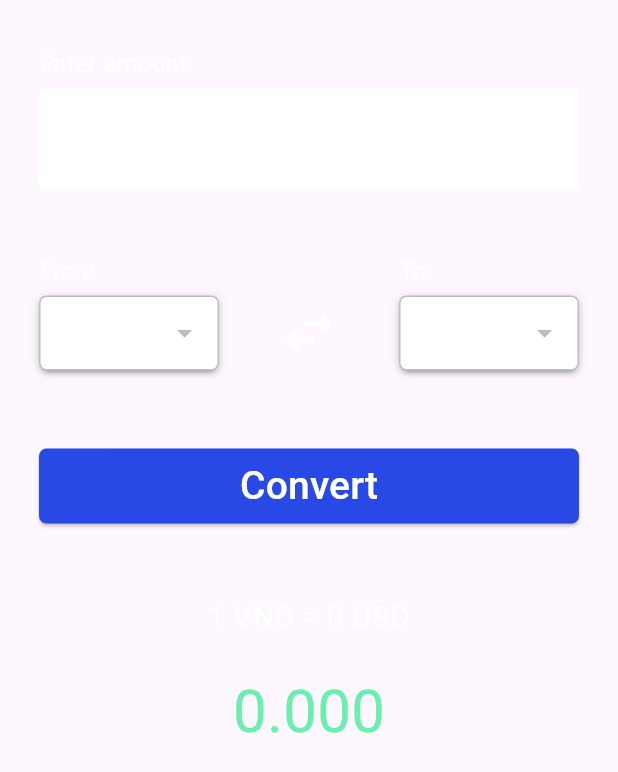
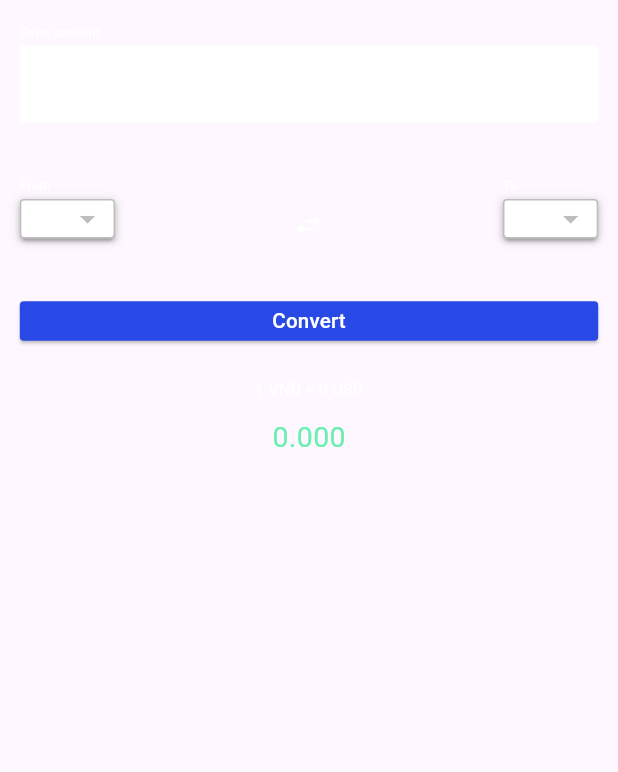
Before and after one commit to trungdai01/Currency-converter, a Flutter app: the ConverterPage widget shown alone on an empty page, opened directly, after a tap on the "swap horiz" icon, on a phone screen of 412 x 824 dp. Shown: the top 772 px of the screen. Run offline on Flutter 3.47's test engine with Material 3 defaults, Android fonts, the phone set to English and light mode, and no system bars; drawn by our look-alikes of dropdown_button2; network calls fail.

Commit message:
make responsive UI

```diff
--- a/lib/pages/converter_page.dart
+++ b/lib/pages/converter_page.dart
@@ -41,45 +41,45 @@ class _ConverterPageState extends State<ConverterPage> {
       onTap: () => FocusManager.instance.primaryFocus?.unfocus(),
       child: SafeArea(
         child: SingleChildScrollView(
-          padding: const EdgeInsets.all(16),
+          padding: EdgeInsets.all(Dimension.height15),
           child: Column(
             crossAxisAlignment: CrossAxisAlignment.center,
             children: [
               Padding(
-                padding: const EdgeInsets.symmetric(vertical: 15.0, horizontal: 10.0),
+                padding: EdgeInsets.symmetric(vertical: Dimension.height15, horizontal: Dimension.height10),
                 child: Column(
                   crossAxisAlignment: CrossAxisAlignment.start,
                   children: [
-                    const Text(
+                    Text(
                       "Enter amount",
-                      style: TextStyle(fontSize: 16, color: Colors.white),
+                      style: TextStyle(fontSize: Dimension.font16, color: Colors.white),
                     ),
-                    const SizedBox(height: 5),
+                    SizedBox(height: Dimension.height5),
                     TextFormField(
                       controller: amountController,
                       keyboardType: const TextInputType.numberWithOptions(decimal: true),
-                      style: const TextStyle(
+                      style: TextStyle(
                         color: Colors.black,
                         fontWeight: FontWeight.bold,
-                        fontSize: 24.0,
+                        fontSize: Dimension.font24,
                       ),
                       decoration: InputDecoration(
                         filled: true,
                         fillColor: Colors.white,
                         enabledBorder: OutlineInputBorder(
-                          borderRadius: BorderRadius.circular(5),
+                          borderRadius: BorderRadius.circular(Dimension.radius5),
                           borderSide: const BorderSide(color: Colors.white),
                         ),
                         focusedBorder: OutlineInputBorder(
-                          borderRadius: BorderRadius.circular(5),
+                          borderRadius: BorderRadius.circular(Dimension.radius5),
                           borderSide: const BorderSide(color: Colors.white),
                         ),
                       ),
                       onChanged: (value) => context.read<CurrencyViewModel>().inputValidate(value),
                     ),
-                    const SizedBox(height: 5),
+                    SizedBox(height: Dimension.height5),
                     SizedBox(
-                      height: 15,
+                      height: Dimension.height15,
                       child: Text(
                         inputValidate ? "" : "Please enter a valid amount",
                         style: const TextStyle(color: Colors.redAccent),
@@ -89,18 +89,23 @@ class _ConverterPageState extends State<ConverterPage> {
                 ),
               ),
               Padding(
-                padding: const EdgeInsets.only(bottom: 10.0, right: 10.0, left: 10.0, top: 5),
+                padding: EdgeInsets.only(
+                  bottom: Dimension.height10,
+                  right: Dimension.height10,
+                  left: Dimension.height10,
+                  top: Dimension.height5,
+                ),
                 child: Row(
                   mainAxisAlignment: MainAxisAlignment.spaceBetween,
                   children: [
                     Column(
                       crossAxisAlignment: CrossAxisAlignment.start,
                       children: [
-                        const Text(
+                        Text(
                           "From",
-                          style: TextStyle(color: Colors.white, fontSize: 16),
+                          style: TextStyle(color: Colors.white, fontSize: Dimension.font16),
                         ),
-                        const SizedBox(height: 5),
+                        SizedBox(height: Dimension.height5),
                         CustomDropdown(
                           items: abbreviations,
                           value: baseCurrency,
@@ -112,12 +117,12 @@ class _ConverterPageState extends State<ConverterPage> {
                       crossAxisAlignment: CrossAxisAlignment.start,
                       children: [
                         const Text(""),
-                        const SizedBox(height: 5),
+                        SizedBox(height: Dimension.height5),
                         IconButton(
                           onPressed: context.read<CurrencyViewModel>().swapCurrencies,
-                          icon: const Icon(
+                          icon: Icon(
                             Icons.swap_horiz,
-                            size: 40,
+                            size: Dimension.font40,
                             color: Colors.white,
                           ),
                         ),
@@ -126,8 +131,11 @@ class _ConverterPageState extends State<ConverterPage> {
                     Column(
                       crossAxisAlignment: CrossAxisAlignment.start,
                       children: [
-                        const Text("To", style: TextStyle(fontSize: 16, color: Colors.white)),
-                        const SizedBox(height: 5),
+                        Text(
+                          "To",
+                          style: TextStyle(color: Colors.white, fontSize: Dimension.font16),
+                        ),
+                        SizedBox(height: Dimension.height5),
                         CustomDropdown(
                           items: abbreviations,
                           value: targetCurrency,
@@ -138,43 +146,43 @@ class _ConverterPageState extends State<ConverterPage> {
                   ],
                 ),
               ),
-              const SizedBox(height: 40.0),
+              SizedBox(height: Dimension.height40),
               Container(
                 width: double.infinity,
-                height: 50,
-                padding: const EdgeInsets.symmetric(horizontal: 10),
+                height: Dimension.height40 + Dimension.height10,
+                padding: EdgeInsets.symmetric(horizontal: Dimension.height10),
                 child: ElevatedButton(
                   onPressed: () {
                     context.read<CurrencyViewModel>().computeResult();
                   },
                   style: ElevatedButton.styleFrom(
-                    shape: RoundedRectangleBorder(borderRadius: BorderRadius.circular(5.0)),
+                    shape: RoundedRectangleBorder(borderRadius: BorderRadius.circular(Dimension.radius5)),
                     backgroundColor: AppColors.secondColor,
                   ),
-                  child: const Text(
+                  child: Text(
                     "Convert",
-                    style: TextStyle(fontSize: 26, color: Colors.white),
+                    style: TextStyle(fontSize: Dimension.font26, color: Colors.white),
                   ),
                 ),
               ),
-              const SizedBox(height: 40),
+              SizedBox(height: Dimension.height40),
               Padding(
-                padding: const EdgeInsets.all(8.0),
+                padding: EdgeInsets.all(Dimension.radius8),
                 child: Column(
                   children: [
                     Text(
                       "1 ${baseCurrency.toUpperCase()} = ${rateFormat.format(exchangeRate)} ${targetCurrency.toUpperCase()}",
-                      style: const TextStyle(
-                        fontSize: 20,
+                      style: TextStyle(
+                        fontSize: Dimension.font20,
                         color: Colors.white,
                       ),
                     ),
-                    const SizedBox(height: 20),
+                    SizedBox(height: Dimension.height10 * 2),
                     Text(
                       resultFormat.format(convertResult),
-                      style: const TextStyle(
+                      style: TextStyle(
                         color: Colors.greenAccent,
-                        fontSize: 40,
+                        fontSize: Dimension.font36,
                       ),
                     ),
                   ],
--- a/lib/pages/error_page.dart
+++ b/lib/pages/error_page.dart
@@ -1,3 +1,4 @@
+import 'package:currency_converter/utils/app_constants.dart';
 import 'package:currency_converter/viewmodels/currency_view_model.dart';
 import 'package:flutter/material.dart';
 import 'package:provider/provider.dart';
@@ -15,19 +16,19 @@ class ErrorPage extends StatelessWidget {
         children: [
           Text(
             message,
-            style: const TextStyle(
-              fontSize: 20.0,
+            style: TextStyle(
+              fontSize: Dimension.font20,
               fontWeight: FontWeight.w600,
               color: Colors.white,
             ),
           ),
-          const SizedBox(height: 16.0),
+          SizedBox(height: Dimension.height15),
           ElevatedButton(
             onPressed: () => Provider.of<CurrencyViewModel>(context, listen: false).initData(),
-            child: const Text(
+            child: Text(
               "Retry",
               style: TextStyle(
-                fontSize: 20.0,
+                fontSize: Dimension.font20,
                 fontWeight: FontWeight.w600,
               ),
             ),
--- a/lib/pages/home_page.dart
+++ b/lib/pages/home_page.dart
@@ -31,12 +31,12 @@ class _HomePageState extends State<HomePage> {
           : AppBar(
               backgroundColor: AppColors.mainColor,
               foregroundColor: Colors.white,
-              title: const Center(
+              title: Center(
                 child: Text(
                   "Currency Converter",
                   style: TextStyle(
                     color: Colors.white,
-                    fontSize: 36,
+                    fontSize: Dimension.font36,
                     fontWeight: FontWeight.bold,
                   ),
                 ),
--- a/lib/pages/loading_page.dart
+++ b/lib/pages/loading_page.dart
@@ -1,3 +1,6 @@
+import 'dart:developer';
+
+import 'package:currency_converter/utils/app_constants.dart';
 import 'package:flutter/material.dart';
 
 class LoadingPage extends StatelessWidget {
@@ -5,18 +8,19 @@ class LoadingPage extends StatelessWidget {
 
   @override
   Widget build(BuildContext context) {
-    return const Center(
+    log("${Dimension.screenHeight} ${Dimension.screenWidth}");
+    return Center(
       child: Column(
         mainAxisAlignment: MainAxisAlignment.center,
         crossAxisAlignment: CrossAxisAlignment.center,
         children: [
-          CircularProgressIndicator(),
-          SizedBox(height: 16.0),
+          const CircularProgressIndicator(),
+          SizedBox(height: Dimension.height15),
           Text(
-            "Getting ready...",
+            "Getting ready",
             style: TextStyle(
               color: Colors.white,
-              fontSize: 20,
+              fontSize: Dimension.font20,
             ),
           ),
         ],
--- a/lib/utils/app_constants.dart
+++ b/lib/utils/app_constants.dart
@@ -1,4 +1,5 @@
 import 'dart:ui';
+import 'package:flutter/material.dart';
 
 class AppConstants {
   static const String baseURL = "cdn.jsdelivr.net";
@@ -10,3 +11,30 @@ class AppColors {
   static const Color mainColor = Color(0xff212936);
   static const Color secondColor = Color(0xff2849e5);
 }
+
+class Dimension {
+  static FlutterView view = WidgetsBinding.instance.platformDispatcher.views.first;
+  static Size size = view.physicalSize;
+
+  static double screenHeight = size.height;
+  static double screenWidth = size.width;
+
+  static double font16 = screenHeight / 146.0625;
+  static double font18 = screenHeight / 129.833;
+  static double font20 = screenHeight / 116.85;
+  static double font24 = screenHeight / 97.375;
+  static double font26 = screenHeight / 89.88;
+  static double font36 = screenHeight / 64.92;
+  static double font40 = screenHeight / 58.425;
+
+  static double height5 = screenHeight / 467.4;
+  static double height10 = screenHeight / 233.7;
+  static double height15 = screenHeight / 155.8;
+  static double height40 = screenHeight / 58.425;
+
+  static double width10 = screenHeight / 233.7;
+  static double width15 = screenHeight / 155.8;
+
+  static double radius5 = screenHeight / 467.4;
+  static double radius8 = screenHeight / 292.125;
+}
--- a/lib/widgets/custom_drop_down.dart
+++ b/lib/widgets/custom_drop_down.dart
@@ -1,3 +1,4 @@
+import 'package:currency_converter/utils/app_constants.dart';
 import 'package:flutter/material.dart';
 import 'package:dropdown_button2/dropdown_button2.dart';
 
@@ -20,29 +21,29 @@ class _CustomDropdownState extends State<CustomDropdown> {
   @override
   Widget build(BuildContext context) {
     return SizedBox(
-      width: 120,
+      width: 8 * Dimension.width15,
       child: DropdownButtonHideUnderline(
         child: DropdownButton2<String>(
           value: widget.value,
           isExpanded: true,
-          menuItemStyleData: const MenuItemStyleData(
-            height: 40,
-            padding: EdgeInsets.symmetric(horizontal: 14.0),
+          menuItemStyleData: MenuItemStyleData(
+            height: Dimension.height40,
+            padding: EdgeInsets.symmetric(horizontal: Dimension.width15),
           ),
           dropdownStyleData: DropdownStyleData(
-            maxHeight: 300,
-            width: 120,
+            maxHeight: 30 * Dimension.height10,
+            width: 8 * Dimension.width15,
             offset: const Offset(0, -5),
             decoration: BoxDecoration(
-              borderRadius: BorderRadius.circular(5.0),
+              borderRadius: BorderRadius.circular(Dimension.radius5),
             ),
           ),
           buttonStyleData: ButtonStyleData(
             elevation: 2,
-            height: 50,
-            padding: const EdgeInsets.symmetric(horizontal: 10),
+            height: Dimension.height10 + Dimension.height40,
+            padding: EdgeInsets.symmetric(horizontal: Dimension.width10),
             decoration: BoxDecoration(
-              borderRadius: BorderRadius.circular(5.0),
+              borderRadius: BorderRadius.circular(Dimension.radius5),
               border: Border.all(color: Colors.black26),
               color: Colors.white,
             ),
@@ -54,8 +55,8 @@ class _CustomDropdownState extends State<CustomDropdown> {
                 value: item,
                 child: Text(
                   item.toUpperCase(),
-                  style: const TextStyle(
-                    fontSize: 18,
+                  style: TextStyle(
+                    fontSize: Dimension.font18,
                     color: Colors.black,
                   ),
                 ),
@@ -67,42 +68,3 @@ class _CustomDropdownState extends State<CustomDropdown> {
     );
   }
 }
-
-// class CustomDropdown extends StatefulWidget {
-//   final List<String> items;
-//   final String value;
-//   final void Function(String?)? onChanged;
-//   const CustomDropdown({
-//     super.key,
-//     required this.items,
-//     required this.value,
-//     required this.onChanged,
-//   });
-
-//   @override
-//   State<CustomDropdown> createState() => _CustomDropdownState();
-// }
-
-// class _CustomDropdownState extends State<CustomDropdown> {
-//   @override
-//   Widget build(BuildContext context) {
-//     return SizedBox(
-//       width: MediaQuery.of(context).size.width / 2,
-//       child: DropdownButtonHideUnderline(
-//         child: GFDropdown(
-//           isDense: true,
-//           value: widget.value,
-//           items: widget.items.map<DropdownMenuItem<String>>(
-//             (item) {
-//               return DropdownMenuItem(
-//                 value: item,
-//                 child: Text(item.toUpperCase()),
-//               );
-//             },
-//           ).toList(),
-//           onChanged: widget.onChanged,
-//         ),
-//       ),
-//     );
-//   }
-// }
```
Also changed, not shown: pubspec.lock.
